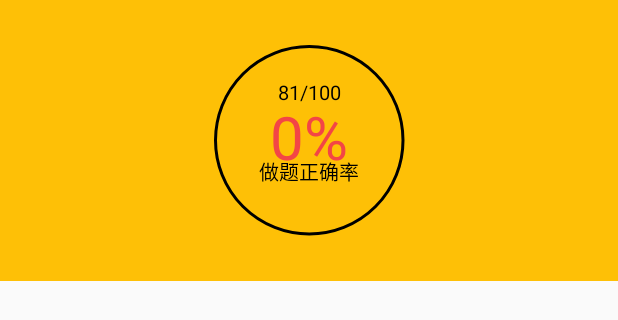
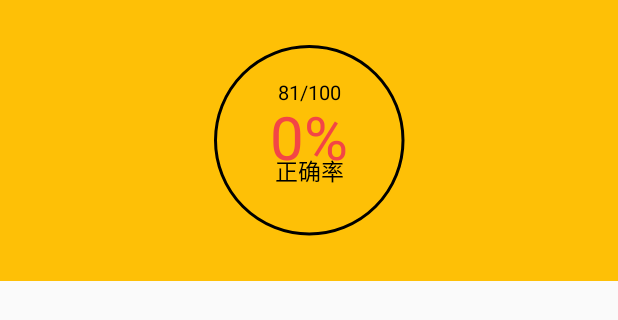
Before and after one commit to a2012s/MyApplication, an Android app: the layout report_topper.xml on its own in the app's theme, with its tools: preview values and no code run, on a phone screen of 412 x 824 dp. Shown: the top 320 px of the screen. Run offline under Robolectric (Android 15) with nearby library versions, the phone set to English and light mode, and no system bars.

Commit message:
修改备份。

```diff
--- a/app/src/main/AndroidManifest.xml
+++ b/app/src/main/AndroidManifest.xml
@@ -20,6 +20,7 @@
         <activity
             android:name=".testWords.WordsActivity"
             android:theme="@style/AppTheme">
+
 
         </activity>
 
--- a/app/src/main/java/com/example/wang/myapplication/TestHellocharts/ColorArcProgressBar.java
+++ b/app/src/main/java/com/example/wang/myapplication/TestHellocharts/ColorArcProgressBar.java
@@ -54,7 +54,7 @@ public class ColorArcProgressBar extends View {
     private float bgArcWidth = dipToPx(2);
     private float progressWidth = dipToPx(10);
     private float textSize = dipToPx(40);//中间字体大小
-    private float hintSize = dipToPx(13);
+    private float hintSize = dipToPx(15);
     private float curSpeedSize = dipToPx(13);
     private int aniSpeed = 1000;
     private float longdegree = dipToPx(13);
--- a/app/src/main/res/layout/bookmall_item.xml
+++ b/app/src/main/res/layout/bookmall_item.xml
@@ -51,9 +51,9 @@
         android:layout_height="wrap_content"
         android:layout_marginStart="12dp"
         android:layout_marginTop="12dp"
+        android:paddingBottom="12dp"
         android:text="适用学段:"
         android:textSize="15sp"
-        android:paddingBottom="12dp"
         app:layout_constraintLeft_toLeftOf="parent"
         app:layout_constraintTop_toBottomOf="@id/tv_name" />
 
@@ -70,7 +70,6 @@
         app:layout_constraintTop_toBottomOf="@id/tv_name" />
 
 
-
     <TextView
         android:id="@+id/tv_detail"
         android:layout_width="wrap_content"
--- a/app/src/main/res/layout/report_topper.xml
+++ b/app/src/main/res/layout/report_topper.xml
@@ -24,7 +24,7 @@
         app:is_need_title="true"
         app:max_value="100"
         app:string_title="81/100"
-        app:string_unit="做题正确率"
+        app:string_unit="正确率"
         app:total_engle="360" />
 
 
```
Also changed, not shown: app/src/main/java/com/example/wang/myapplication/TestHellocharts/LineChartActivity.java (+9 -1 lines), app/src/main/res/layout/activity_list.xml (+1 -15 lines).
